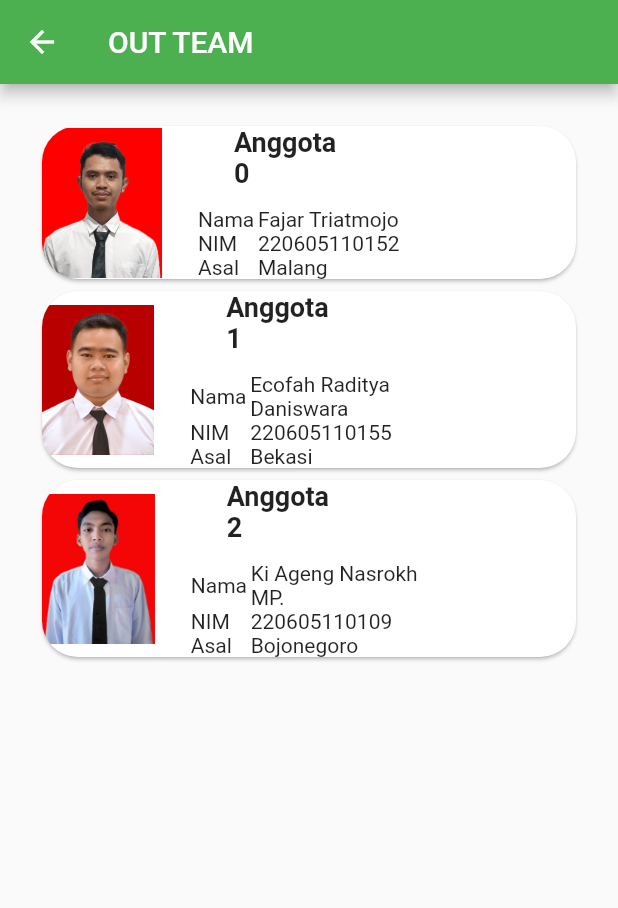
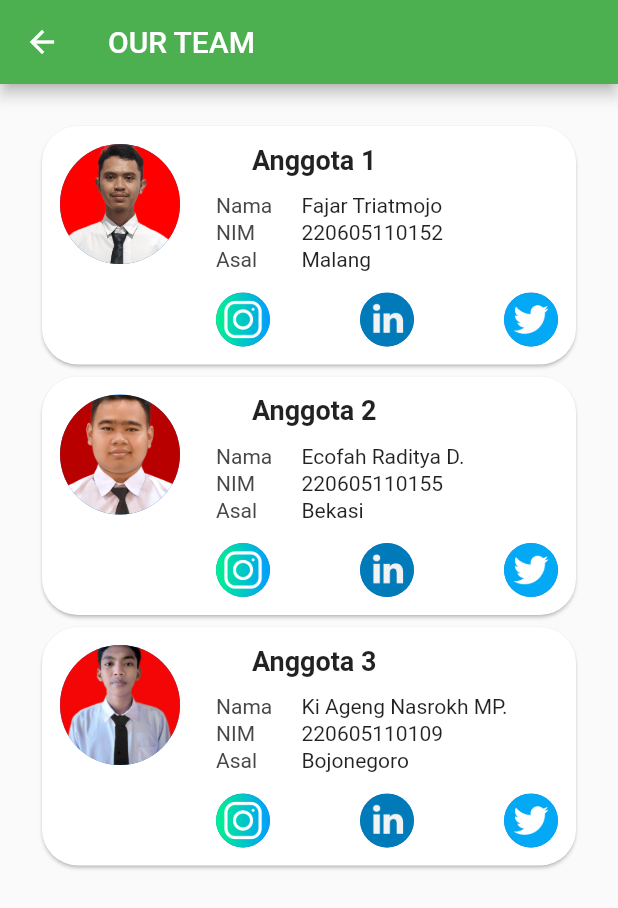
Before and after one commit to Efrosine/TAv2, a Flutter app: the Dasboard screen opened directly, tab 2 chosen, after a tap on the "person" icon, on a phone screen of 412 x 824 dp. Shown: the top 908 px of the screen. Run offline on Flutter 3.47's test engine with Material 2 defaults, Android fonts, the phone set to English and light mode, and no system bars; our stand-ins replace carousel_slider.

```diff
--- a/lib/Dasboard.dart
+++ b/lib/Dasboard.dart
@@ -31,7 +31,7 @@ class Dasboard extends StatelessWidget {
                     color: Colors.white,
                   ))
             ],
-            bottom: TabBar(indicatorColor: Colors.white,isScrollable: true, labelColor: Colors.green, tabs: [
+            bottom: TabBar(indicatorColor: Colors.white,labelColor: Colors.green, tabs: [
               Tab(
                 child: Text('TERBARU',
                     style: TextStyle(
--- a/lib/ListAdapter/DataProfile.dart
+++ b/lib/ListAdapter/DataProfile.dart
@@ -1,11 +1,11 @@
 class DataProfile {
-  final String image,nama,nim,asal;
+  final String image,nama,nim,asal,linkin,twt,ig;
 
-  DataProfile(this.image, this.nama, this.nim, this.asal);
+  DataProfile(this.image, this.nama, this.nim, this.asal, this.linkin, this.twt, this.ig);
 }
 
 List<DataProfile> dataProfile =[
-  DataProfile('assets/images/pasFoto/pf1.png', 'Fajar Triatmojo', '220605110152', 'Malang'),
-  DataProfile('assets/images/pasFoto/pf2.jpg', 'Ecofah Raditya Daniswara', '220605110155', 'Bekasi'),
-  DataProfile('assets/images/pasFoto/pf3.jpg', 'Ki Ageng Nasrokh MP.', '220605110109', 'Bojonegoro'),
+  DataProfile('assets/images/pasFoto/pf1.png', 'Fajar Triatmojo', '220605110152', 'Malang','https://www.linkedin.com/in/fajar-triatmojo-09298b158/','https://twitter.com/bedpipel','https://www.instagram.com/_just.t/'),
+  DataProfile('assets/images/pasFoto/pf2.jpg', 'Ecofah Raditya D.', '220605110155', 'Bekasi','https://www.linkedin.com/in/ecofah-raditya-d-3a832024b','https://twitter.com/home','https://www.instagram.com/'),
+  DataProfile('assets/images/pasFoto/pf3.jpg', 'Ki Ageng Nasrokh MP.', '220605110109', 'Bojonegoro','https://www.linkedin.com/in/ki-ageng-nasrokh-mangkunegara-putra-18329924b','https://twitter.com/home','https://www.instagram.com/'),
 ];
--- a/lib/Login.dart
+++ b/lib/Login.dart
@@ -10,7 +10,8 @@ class Login extends StatelessWidget {
 
   @override
   Widget build(BuildContext context) {
-    return Scaffold(resizeToAvoidBottomInset: false,
+    return Scaffold(
+      resizeToAvoidBottomInset: false,
       backgroundColor: Color.fromARGB(255, 244, 248, 243),
       body: Container(
         child: Column(
@@ -27,15 +28,13 @@ class Login extends StatelessWidget {
                     top: 93,
                     width: 80,
                     height: 90,
-                    child: ColorFiltered(
+                    child: Container(
+                        decoration: BoxDecoration(
+                            image: DecorationImage(
+                      image: AssetImage('assets/images/vectorB.png'),
                       colorFilter: ColorFilter.mode(
                           Color.fromRGBO(72, 167, 11, 1), BlendMode.color),
-                      child: Container(
-                          decoration: BoxDecoration(
-                              image: DecorationImage(
-                                  image: AssetImage(
-                                      'assets/images/vectorB.png')))),
-                    )),
+                    )))),
                 Positioned(
                     left: 90,
                     top: 50,
@@ -108,7 +107,13 @@ class Login extends StatelessWidget {
                     height: 30,
                   ),
                   GestureDetector(
-                    onTap: () {Navigator.push(context, MaterialPageRoute(builder: (context) => Dasboard(),));},
+                    onTap: () {
+                      Navigator.push(
+                          context,
+                          MaterialPageRoute(
+                            builder: (context) => Dasboard(),
+                          ));
+                    },
                     child: Container(
                         height: 50,
                         decoration: BoxDecoration(
--- a/lib/Profile.dart
+++ b/lib/Profile.dart
@@ -9,7 +9,7 @@ class Profile extends StatelessWidget {
   Widget build(BuildContext context) {
     return Scaffold(
         appBar: AppBar(
-          title: Text('OUT TEAM'),
+          title: Text('OUR TEAM'),
           leading: GestureDetector(
             onTap: () {
               Navigator.pop(context);
@@ -21,17 +21,21 @@ class Profile extends StatelessWidget {
         body: ListView(
           children: [
             Padding(
-              padding: const EdgeInsets.fromLTRB(24,24,24,0),
+              padding: const EdgeInsets.fromLTRB(24, 24, 24, 0),
               child: ListView.builder(
                 shrinkWrap: true,
                 physics: ScrollPhysics(),
                 itemCount: dataProfile.length,
                 itemBuilder: (context, index) => ProfileView(
-                    image: dataProfile[index].image,
-                    name: dataProfile[index].nama,
-                    nim: dataProfile[index].nim,
-                    asal: dataProfile[index].asal,
-                    nomor: index),
+                  image: dataProfile[index].image,
+                  name: dataProfile[index].nama,
+                  nim: dataProfile[index].nim,
+                  asal: dataProfile[index].asal,
+                  nomor: index + 1,
+                  ig: dataProfile[index].ig,
+                  linkin: dataProfile[index].linkin,
+                  twt: dataProfile[index].twt,
+                ),
               ),
             )
           ],
--- a/lib/SplashScreen.dart
+++ b/lib/SplashScreen.dart
@@ -27,7 +27,16 @@ class _homeState extends State<SplahScreen> {
   Widget build(BuildContext context) {
     // TODO: implement build
     return Center(
-      child: Image.asset('assets/images/uin.png'),
+      child: Container(
+          color: Colors.white,
+          child: Stack(children: [
+            Positioned(
+                top: MediaQuery.of(context).size.height * .2,
+                left: MediaQuery.of(context).size.width * .25,
+                right: MediaQuery.of(context).size.width * .25,
+                // height: MediaQuery.of(context).size.height,
+                child: Image.asset('assets/images/uin.png')),
+          ])),
     );
   }
 }
--- a/lib/Tab_Kegiatan.dart
+++ b/lib/Tab_Kegiatan.dart
@@ -2,6 +2,8 @@ import 'package:flutter/material.dart';
 import 'package:flutter/src/widgets/container.dart';
 import 'package:flutter/src/widgets/framework.dart';
 import 'package:tugas_akhir_v2/ListAdapter/Kegiatan.dart';
+
+import 'classHelper/NewsView.dart';
 
 class TabKegiatan extends StatelessWidget {
   const TabKegiatan({super.key});
@@ -39,7 +41,9 @@ class ItemCard extends StatelessWidget {
   @override
   Widget build(BuildContext context) {
     return GestureDetector(
-      onTap: () {},
+      onTap: () {
+         Navigator.push(context, MaterialPageRoute(builder: (context) => NewsView(title: pengu.title, iamge: pengu.image, artikel: pengu.text)));
+      },
       child: Column(
         children: [
           Padding(
@@ -51,7 +55,7 @@ class ItemCard extends StatelessWidget {
                   SizedBox(height: 12,),
                   Image.asset(pengu.image),
                   SizedBox(height: 6,),
-                  Text('         '+pengu.text)
+                  Text('         '+pengu.text,textAlign: TextAlign.justify,)
                 ],
               )),
           Divider(
--- a/lib/Tab_Terbaru.dart
+++ b/lib/Tab_Terbaru.dart
@@ -19,7 +19,7 @@ class TabTerbaru extends StatelessWidget {
                 height: 200, autoPlay: true,autoPlayAnimationDuration: Duration(milliseconds: 350), viewportFraction: 1),
             itemCount: terbaru.length,
             itemBuilder: (context, index, realIndex) => CarauselImage(
-                title: terbaru[index].title, image: terbaru[index].image),
+                title: terbaru[index].title, image: terbaru[index].image,artikel: terbaru[index].artikel),
           ),
           Padding(
             padding: const EdgeInsets.all(12.0),
@@ -51,7 +51,7 @@ class TabTerbaru extends StatelessWidget {
                   physics: ScrollPhysics(),
                   itemCount: terbaru.length,
                   itemBuilder: (context, index) => TitleOverImage(
-                      image: terbaru[index].image, title: terbaru[index].title),
+                      image: terbaru[index].image, title: terbaru[index].title,artikel: terbaru[index].artikel,),
                 )
               ],
             ),
--- a/lib/classHelper/CarauselImage.dart
+++ b/lib/classHelper/CarauselImage.dart
@@ -1,14 +1,20 @@
 import 'package:flutter/material.dart';
 
+import 'NewsView.dart';
+
 class CarauselImage extends StatelessWidget {
-  final String title, image;
+  final String title, image,artikel;
 
-  const CarauselImage({super.key, required this.title, required this.image});
+  const CarauselImage({super.key, required this.title, required this.image, required this.artikel});
 
   @override
   Widget build(BuildContext context) {
     // TODO: implement build
-    return Container(
+    return GestureDetector(
+      onTap: () {
+        Navigator.push(context, MaterialPageRoute(builder: (context) => NewsView(title: title, iamge: image, artikel: artikel)));
+      },
+      child: Container(
         padding: EdgeInsets.all(10),
         decoration: BoxDecoration(
             image: DecorationImage(
@@ -32,6 +38,7 @@ class CarauselImage extends StatelessWidget {
             ],
           ),
         ),
+      ),
     );
   }
 }
--- /dev/null
+++ b/lib/classHelper/CustomStyle.dart
@@ -0,0 +1,7 @@
+import 'package:flutter/cupertino.dart';
+import 'package:flutter/material.dart';
+
+class CustomStyle {
+  static const TextStyle styleProfile =
+      TextStyle(fontSize: 14, color: Color.fromRGBO(71, 71, 71, 1));
+}
--- a/lib/classHelper/FakultasNews.dart
+++ b/lib/classHelper/FakultasNews.dart
@@ -1,5 +1,7 @@
 import 'package:flutter/cupertino.dart';
 import 'package:flutter/material.dart';
+
+import 'NewsView.dart';
 
 class FakultasNews extends StatelessWidget {
   final String title, image, artikel;
@@ -13,7 +15,9 @@ class FakultasNews extends StatelessWidget {
   @override
   Widget build(BuildContext context) {
     return GestureDetector(
-        onTap: () {},
+        onTap: () {
+           Navigator.push(context, MaterialPageRoute(builder: (context) => NewsView(title: title, iamge: image, artikel: artikel)));
+        },
         child: Column(
           children: [
             Padding(
@@ -32,7 +36,7 @@ class FakultasNews extends StatelessWidget {
                   SizedBox(
                     height: 6,
                   ),
-                  Text('         ' + artikel)
+                  Text('         ' + artikel,textAlign: TextAlign.justify,)
                 ],
               ),
             ),
--- a/lib/classHelper/ProfileView.dart
+++ b/lib/classHelper/ProfileView.dart
@@ -1,7 +1,10 @@
 import 'package:flutter/material.dart';
+import 'package:url_launcher/url_launcher.dart';
+
+import 'CustomStyle.dart';
 
 class ProfileView extends StatelessWidget {
-  final String image, name, nim, asal;
+  final String image, name, nim, asal, linkin, twt, ig;
   final int nomor;
 
   const ProfileView(
@@ -10,7 +13,10 @@ class ProfileView extends StatelessWidget {
       required this.name,
       required this.nim,
       required this.asal,
-      required this.nomor});
+      required this.nomor,
+      required this.linkin,
+      required this.twt,
+      required this.ig});
 
   @override
   Widget build(BuildContext context) {
@@ -18,59 +24,110 @@ class ProfileView extends StatelessWidget {
     return Card(
       clipBehavior: Clip.antiAlias,
       shape: RoundedRectangleBorder(borderRadius: BorderRadius.circular(24)),
+      child: Padding(
+        padding: const EdgeInsets.all(12.0),
         child: Row(
-        children: [
-          Image.asset(
-            image,
-            height: 100,
-            // width: 75,
-            fit: BoxFit.cover,
-          ),
-          SizedBox(width: 24,),
-          Column(
           crossAxisAlignment: CrossAxisAlignment.start,
           children: [
+            CircleAvatar(
+              backgroundImage: AssetImage(image),
+              radius: 40,
+            ),
+            SizedBox(
+              width: 24,
+            ),
+            Expanded(
+                child: Column(
+              crossAxisAlignment: CrossAxisAlignment.start,
+              children: [
+                Padding(
+                  padding: const EdgeInsets.fromLTRB(24, 0, 0, 12),
+                  child: Text(
+                    'Anggota ' + nomor.toString(),
+                    style: TextStyle(fontWeight: FontWeight.bold, fontSize: 18),
+                  ),
+                ),
+                Table(
+                  columnWidths: <int, TableColumnWidth>{
+                    0: FlexColumnWidth(1),
+                    1: FlexColumnWidth(3)
+                  },
+                  children: [
+                    TableRow(children: [
                       Container(
-                width: 80,margin: EdgeInsets.only(left: 24),
-                child: Text('Anggota ' + nomor.toString(),
-                    style:
-                        TextStyle(fontSize: 18, fontWeight: FontWeight.bold)),
+                        height: 18,
+                        child: Text(
+                          'Nama',
+                          style: CustomStyle.styleProfile,
                         ),
-              SizedBox(height: 12,),
-              Row(
-                children: [
+                      ),
+                      Text(name)
+                    ]),
+                    TableRow(children: [
                       Container(
-                    width: 40,
-                    child: Text('Nama'),
+                        height: 18,
+                        child: Text(
+                          'NIM',
+                          style: CustomStyle.styleProfile,
                         ),
-                  Container(width: 130, child: Text(name))
+                      ),
+                      Text(nim)
+                    ]),
+                    TableRow(children: [
+                      Container(
+                        height: 18,
+                        child: Text(
+                          'Asal',
+                          style: CustomStyle.styleProfile,
+                        ),
+                      ),
+                      Text(asal)
+                    ]),
                   ],
                 ),
-              Row(
-                children: [
-                  Container(
-                    width: 40,
-                    child: Text('NIM'),
-                  ),
-                  Container(
-                    width: 130,
-                    child: Text(nim),
-                  )
-                ],
+                SizedBox(
+                  height: 12,
                 ),
                 Row(
+                  mainAxisAlignment: MainAxisAlignment.spaceBetween,
                   children: [
-                  Container(
-                    width: 40,
-                    child: Text('Asal'),
+                    GestureDetector(
+                      onTap: () => _launchURLApp(ig),
+                      child: CircleAvatar(
+                          radius: 18,
+                          backgroundImage:
+                              AssetImage('assets/images/icon/ig.png')),
                     ),
-                  Container(width: 130, child: Text(asal))
-                ],
+                    GestureDetector(
+                      onTap: () => _launchURLApp(linkin),
+                      child: CircleAvatar(
+                          radius: 18,
+                          backgroundImage:
+                              AssetImage('assets/images/icon/linkin.png')),
+                    ),
+                    GestureDetector(
+                      onTap: () => _launchURLApp(twt),
+                      child: CircleAvatar(
+                          radius: 18,
+                          backgroundImage:
+                              AssetImage('assets/images/icon/twt.png')),
                     )
                   ],
                 )
               ],
+            ))
+          ],
+        ),
       ),
     );
   }
 }
+
+_launchURLApp(String s) async {
+  var url = Uri.parse(s);
+  if (await canLaunchUrl(url)) {
+    await launchUrl(url);
+  } else {
+    (throw 'Could not launch $url');
+  }
+}
--- a/lib/classHelper/TitleOverImage.dart
+++ b/lib/classHelper/TitleOverImage.dart
@@ -1,12 +1,18 @@
 import 'package:flutter/material.dart';
 
+import 'NewsView.dart';
+
 class TitleOverImage extends StatelessWidget {
-  final String image, title;
-  const TitleOverImage({required this.image, required this.title});
+  final String image, title,artikel;
+  const TitleOverImage({required this.image, required this.title, required this.artikel});
 
   @override
   Widget build(BuildContext context) {
-    return Container(
+    return GestureDetector(
+      onTap: () {
+        Navigator.push(context, MaterialPageRoute(builder: (context) => NewsView(title: title, iamge: image, artikel: artikel)));
+      },
+      child: Container(
         margin: EdgeInsets.symmetric(vertical: 16, horizontal: 12),
         child: Stack(
           clipBehavior: Clip.none,
@@ -39,6 +45,7 @@ class TitleOverImage extends StatelessWidget {
             ),
           ],
         ),
+      ),
     );
   }
 }
```
Also changed, not shown: pubspec.yaml (+9 -0 lines), assets/images/icon/ig.png (added), assets/images/icon/linkin.png (added), assets/images/icon/twt.png (added), pubspec.lock, 11 other files. Lines whose indentation alone changed are shown as unchanged.
